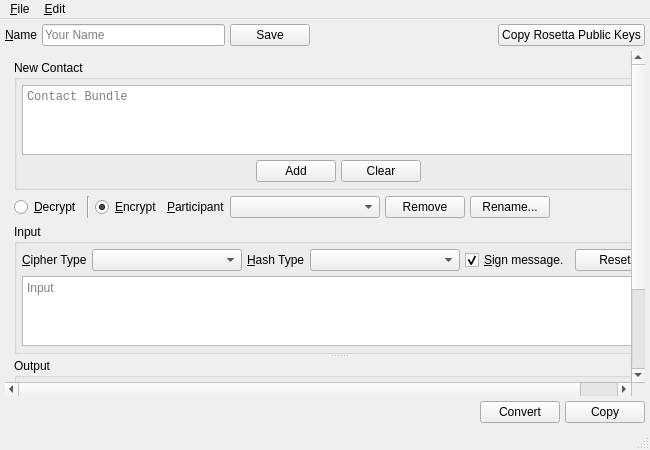
First picture: the form in branches/trunk/UI/spot-on-rosetta.ui, repository textbrowser/spot-on, before the edit.
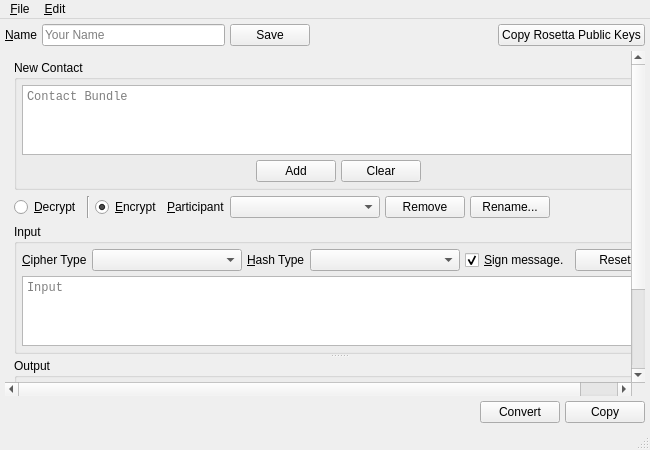
Second picture: the form after the edit. Icons and pictures are not drawn.

Commit message: Monospace font.

The edit to the form file:
```diff
--- a/branches/trunk/UI/spot-on-rosetta.ui
+++ b/branches/trunk/UI/spot-on-rosetta.ui
@@ -97,7 +97,7 @@
        <property name="geometry">
         <rect>
          <x>0</x>
-         <y>0</y>
+         <y>-281</y>
          <width>730</width>
          <height>565</height>
         </rect>
@@ -389,6 +389,11 @@
             </item>
             <item>
              <widget class="QTextEdit" name="input">
+              <property name="font">
+               <font>
+                <family>Monospace</family>
+               </font>
+              </property>
               <property name="tabChangesFocus">
                <bool>true</bool>
               </property>
```
Left out of the diff: 5 changed lines with no effect on the pictures.
